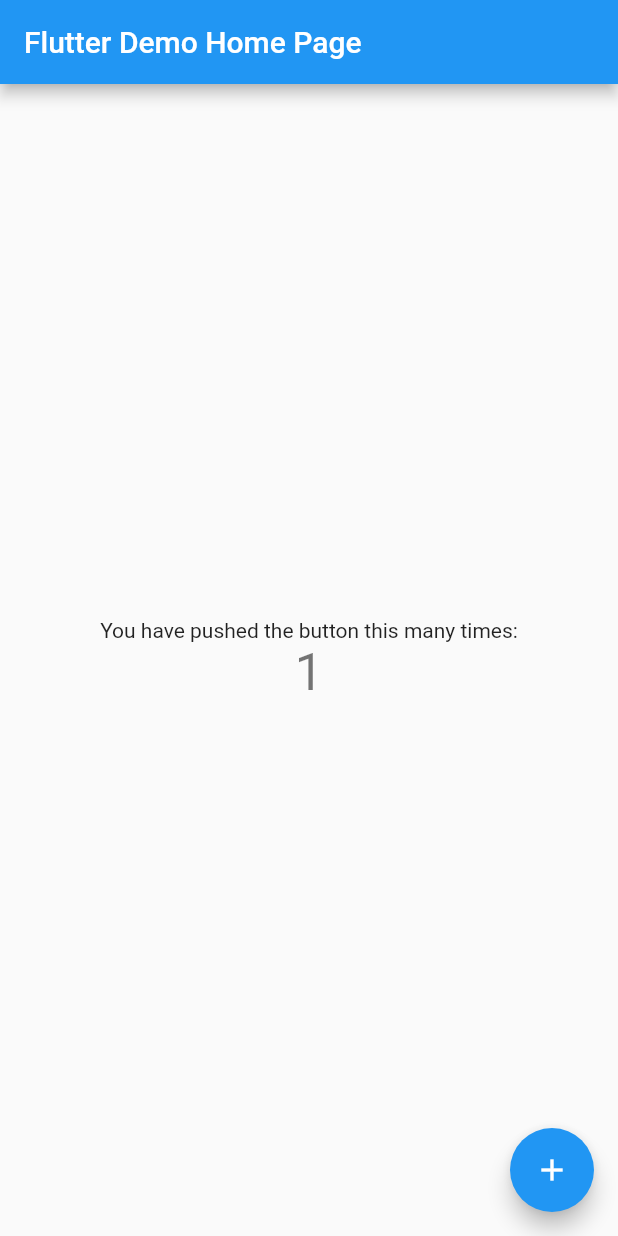
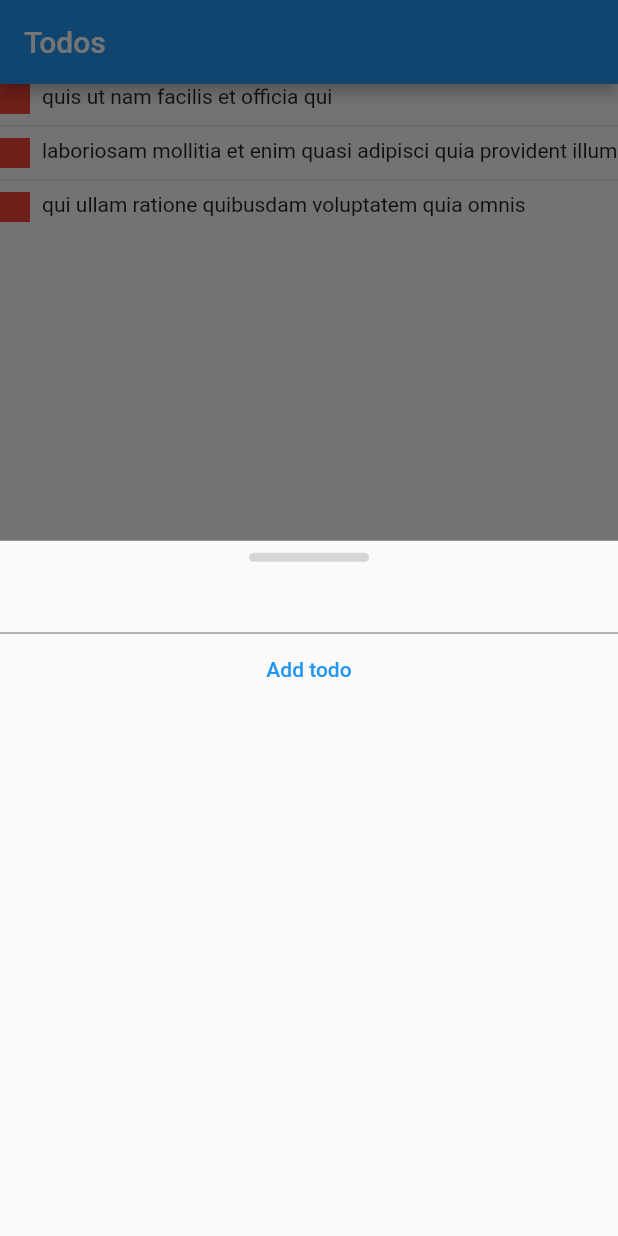
Before and after one commit to actranito/simple_todo_list, a Flutter app: the screen it shows after launch, after a tap on the "add" icon, on a phone screen of 412 x 824 dp. Run offline on Flutter 3.47's test engine with Material 2 defaults, Android fonts, the phone set to English and light mode, and no system bars; our stand-ins replace flutter_riverpod, freezed_annotation.

Commit message:
Created initial architecture

```diff
--- a/lib/main.dart
+++ b/lib/main.dart
@@ -1,4 +1,6 @@
 import 'package:flutter/material.dart';
+import 'package:flutter_riverpod/flutter_riverpod.dart';
+import 'package:todo_list/todos/presentation/views/todos_view.dart';
 
 void main() {
   runApp(const MyApp());
@@ -7,109 +9,16 @@ void main() {
 class MyApp extends StatelessWidget {
   const MyApp({super.key});
 
-  // This widget is the root of your application.
   @override
   Widget build(BuildContext context) {
-    return MaterialApp(
-      title: 'Flutter Demo',
-      theme: ThemeData(
-        // This is the theme of your application.
-        //
-        // Try running your application with "flutter run". You'll see the
-        // application has a blue toolbar. Then, without quitting the app, try
-        // changing the primarySwatch below to Colors.green and then invoke
-        // "hot reload" (press "r" in the console where you ran "flutter run",
-        // or simply save your changes to "hot reload" in a Flutter IDE).
-        // Notice that the counter didn't reset back to zero; the application
-        // is not restarted.
-        primarySwatch: Colors.blue,
+    return ProviderScope(
+      child: MaterialApp(
+        theme: ThemeData(
+          primarySwatch: Colors.blue,
+        ),
+        debugShowCheckedModeBanner: false,
+        home: const TodosView(),
       ),
-      home: const MyHomePage(title: 'Flutter Demo Home Page'),
     );
   }
 }
-
-class MyHomePage extends StatefulWidget {
-  const MyHomePage({super.key, required this.title});
-
-  // This widget is the home page of your application. It is stateful, meaning
-  // that it has a State object (defined below) that contains fields that affect
-  // how it looks.
-
-  // This class is the configuration for the state. It holds the values (in this
-  // case the title) provided by the parent (in this case the App widget) and
-  // used by the build method of the State. Fields in a Widget subclass are
-  // always marked "final".
-
-  final String title;
-
-  @override
-  State<MyHomePage> createState() => _MyHomePageState();
-}
-
-class _MyHomePageState extends State<MyHomePage> {
-  int _counter = 0;
-
-  void _incrementCounter() {
-    setState(() {
-      // This call to setState tells the Flutter framework that something has
-      // changed in this State, which causes it to rerun the build method below
-      // so that the display can reflect the updated values. If we changed
-      // _counter without calling setState(), then the build method would not be
-      // called again, and so nothing would appear to happen.
-      _counter++;
-    });
-  }
-
-  @override
-  Widget build(BuildContext context) {
-    // This method is rerun every time setState is called, for instance as done
-    // by the _incrementCounter method above.
-    //
-    // The Flutter framework has been optimized to make rerunning build methods
-    // fast, so that you can just rebuild anything that needs updating rather
-    // than having to individually change instances of widgets.
-    return Scaffold(
-      appBar: AppBar(
-        // Here we take the value from the MyHomePage object that was created by
-        // the App.build method, and use it to set our appbar title.
-        title: Text(widget.title),
-      ),
-      body: Center(
-        // Center is a layout widget. It takes a single child and positions it
-        // in the middle of the parent.
-        child: Column(
-          // Column is also a layout widget. It takes a list of children and
-          // arranges them vertically. By default, it sizes itself to fit its
-          // children horizontally, and tries to be as tall as its parent.
-          //
-          // Invoke "debug painting" (press "p" in the console, choose the
-          // "Toggle Debug Paint" action from the Flutter Inspector in Android
-          // Studio, or the "Toggle Debug Paint" command in Visual Studio Code)
-          // to see the wireframe for each widget.
-          //
-          // Column has various properties to control how it sizes itself and
-          // how it positions its children. Here we use mainAxisAlignment to
-          // center the children vertically; the main axis here is the vertical
-          // axis because Columns are vertical (the cross axis would be
-          // horizontal).
-          mainAxisAlignment: MainAxisAlignment.center,
-          children: <Widget>[
-            const Text(
-              'You have pushed the button this many times:',
-            ),
-            Text(
-              '$_counter',
-              style: Theme.of(context).textTheme.headline4,
-            ),
-          ],
-        ),
-      ),
-      floatingActionButton: FloatingActionButton(
-        onPressed: _incrementCounter,
-        tooltip: 'Increment',
-        child: const Icon(Icons.add),
-      ), // This trailing comma makes auto-formatting nicer for build methods.
-    );
-  }
-}
--- /dev/null
+++ b/lib/todos/domain/todo.dart
@@ -0,0 +1,15 @@
+import 'package:freezed_annotation/freezed_annotation.dart';
+
+part 'todo.freezed.dart';
+part 'todo.g.dart';
+
+@freezed
+class Todo with _$Todo {
+  const factory Todo({
+    String? id,
+    required String title,
+    @Default(false) bool completed,
+  }) = _TODO;
+
+  factory Todo.fromJson(Map<String, dynamic> json) => _$TodoFromJson(json);
+}
--- /dev/null
+++ b/lib/todos/presentation/controllers/todos_controller.dart
@@ -0,0 +1,100 @@
+import 'dart:math';
+
+import 'package:flutter_riverpod/flutter_riverpod.dart';
+import 'package:todo_list/todos/domain/todo.dart';
+import 'package:todo_list/todos/presentation/controllers/todos_controller_state.dart';
+
+final todosControllerProvider =
+    StateNotifierProvider.autoDispose<TodosController, TodosControllerState>((ref) => TodosController());
+
+class TodosController extends StateNotifier<TodosControllerState> {
+  TodosController() : super(const TodosControllerState.loading()) {
+    _intialize();
+  }
+
+  void toggleCompleted(Todo todo) {
+    final currentState = state;
+    if (currentState is! TodosControllerContentState) {
+      // If we are not in the correct state, return.
+      // TODO - add error toast
+      return;
+    }
+
+    // We will create a new instance of Todo with the 'completed' field inverted and insert it
+    // in the correct place on the list
+
+    // Get the index of the Todo to toggle
+    final todoIndex = currentState.todosList.indexWhere((iterableTodo) => iterableTodo.id == todo.id);
+    if (todoIndex == -1) {
+      // If the index is '-1' no matchinf item was found, so we return without doing anything
+      // TODO - add error toast
+      return;
+    }
+
+    // Create a new Todo Item with the 'completed' field inverted
+    final newTodoState = todo.copyWith(completed: !todo.completed);
+
+    // Create a copy of the todosList and replace the new item
+    final newTodosList = List<Todo>.from(currentState.todosList);
+    newTodosList.removeAt(todoIndex);
+    newTodosList.insert(todoIndex, newTodoState);
+
+    // Emit the state with the new list
+    state = currentState.copyWith(todosList: newTodosList);
+  }
+
+  void addNewTodo(Todo todo) {
+    final currentState = state;
+    if (currentState is! TodosControllerContentState) {
+      // If we are not in the correct state, return.
+      // TODO - add error toast
+      return;
+    }
+
+    // Generate and add an id to the new todo
+    // TODO - replace with uuid library
+    final id = Random().nextInt(10000).toString();
+    final newTodo = todo.copyWith(id: id);
+
+    // Make a copy of the current todos list
+    final newTodosList = List<Todo>.from(currentState.todosList);
+    // Add the new todo item to the list
+    newTodosList.add(newTodo);
+
+    // Emit the state with the new todo item
+    state = currentState.copyWith(todosList: newTodosList);
+  }
+
+  // INTERNAL METHODS
+  Future<void> _intialize() async {
+    final initialTodos = [
+      {
+        "id": "1",
+        "title": "quis ut nam facilis et officia qui",
+        "completed": false,
+      },
+      {
+        "id": "2",
+        "title": "laboriosam mollitia et enim quasi adipisci quia provident illum",
+        "completed": false,
+      },
+      {
+        "id": "3",
+        "title": "qui ullam ratione quibusdam voluptatem quia omnis",
+        "completed": false,
+      }
+    ];
+
+    try {
+      final todosList = <Todo>[];
+      for (final todo in initialTodos) {
+        todosList.add(Todo.fromJson(todo));
+      }
+
+      await Future.delayed(const Duration(seconds: 2));
+      state = TodosControllerState.content(todosList: todosList);
+    } catch (e) {
+      state = const TodosControllerState.error();
+    }
+  }
+}
--- /dev/null
+++ b/lib/todos/presentation/controllers/todos_controller_state.dart
@@ -0,0 +1,13 @@
+import 'package:freezed_annotation/freezed_annotation.dart';
+import 'package:todo_list/todos/domain/todo.dart';
+
+part 'todos_controller_state.freezed.dart';
+
+@freezed
+class TodosControllerState with _$TodosControllerState {
+  const factory TodosControllerState.loading() = _TodosControllerLoadingState;
+  const factory TodosControllerState.error() = _TodosControllerErrorState;
+  const factory TodosControllerState.content({
+    required List<Todo> todosList,
+  }) = TodosControllerContentState;
+}
--- /dev/null
+++ b/lib/todos/presentation/views/todos_view.dart
@@ -0,0 +1,36 @@
+import 'package:flutter/material.dart';
+import 'package:flutter_riverpod/flutter_riverpod.dart';
+import 'package:todo_list/todos/presentation/controllers/todos_controller.dart';
+import 'package:todo_list/todos/presentation/widgets/add_new_todo.dart';
+import 'package:todo_list/todos/presentation/widgets/todo_item.dart';
+
+class TodosView extends ConsumerWidget {
+  const TodosView({super.key});
+
+  @override
+  Widget build(BuildContext context, WidgetRef ref) {
+    final todosController = ref.watch(todosControllerProvider);
+
+    return Scaffold(
+      appBar: AppBar(
+        title: const Text('Todos'),
+      ),
+      floatingActionButton: FloatingActionButton(
+        onPressed: () => AddNewTodo.show(context),
+        child: const Icon(Icons.add),
+      ),
+      body: todosController.map(
+        loading: (_) => const Center(child: CircularProgressIndicator()),
+        error: (_) => const Center(child: Text('Sorry something went wrong')),
+        content: (contentState) {
+          final todos = contentState.todosList;
+          return ListView.separated(
+            itemCount: todos.length,
+            separatorBuilder: (_, __) => const Divider(),
+            itemBuilder: (_, i) => TodoItem(todo: todos[i]),
+          );
+        },
+      ),
+    );
+  }
+}
--- /dev/null
+++ b/lib/todos/presentation/widgets/add_new_todo.dart
@@ -0,0 +1,51 @@
+import 'package:flutter/material.dart';
+import 'package:flutter_riverpod/flutter_riverpod.dart';
+import 'package:todo_list/todos/domain/todo.dart';
+import 'package:todo_list/todos/presentation/controllers/todos_controller.dart';
+import 'package:todo_list/todos/providers/add_new_todo_text_controller_provider.dart';
+
+class AddNewTodo extends ConsumerWidget {
+  const AddNewTodo({super.key});
+
+  static void show(BuildContext context) {
+    showModalBottomSheet(
+      context: context,
+      useRootNavigator: true,
+      builder: (_) => const AddNewTodo(),
+    );
+  }
+
+  @override
+  Widget build(BuildContext context, WidgetRef ref) {
+    return Column(
+      children: [
+        const SizedBox(height: 8),
+        Container(
+          height: 6,
+          width: 80,
+          decoration: BoxDecoration(
+            color: Colors.grey[350],
+            borderRadius: BorderRadius.circular(50),
+          ),
+        ),
+        TextField(
+          controller: ref.read(addNewTodoTextControllerProvider),
+          keyboardType: TextInputType.text,
+          textCapitalization: TextCapitalization.sentences,
+          minLines: 1,
+          maxLines: 20,
+        ),
+        TextButton(
+          onPressed: () {
+            final newTodo = Todo(
+              title: ref.read(addNewTodoTextControllerProvider).text,
+            );
+            final todosControllerNotifier = ref.read(todosControllerProvider.notifier);
+            todosControllerNotifier.addNewTodo(newTodo);
+          },
+          child: const Text('Add todo'),
+        ),
+      ],
+    );
+  }
+}
--- /dev/null
+++ b/lib/todos/presentation/widgets/todo_item.dart
@@ -0,0 +1,38 @@
+import 'package:flutter/material.dart';
+import 'package:flutter_riverpod/flutter_riverpod.dart';
+import 'package:todo_list/todos/domain/todo.dart';
+import 'package:todo_list/todos/presentation/controllers/todos_controller.dart';
+
+class TodoItem extends ConsumerWidget {
+  final Todo todo;
+  const TodoItem({
+    super.key,
+    required this.todo,
+  });
+
+  @override
+  Widget build(BuildContext context, WidgetRef ref) {
+    return GestureDetector(
+      onTap: () => ref.read(todosControllerProvider.notifier).toggleCompleted(todo),
+      child: Row(
+        mainAxisAlignment: MainAxisAlignment.start,
+        crossAxisAlignment: CrossAxisAlignment.start,
+        children: [
+          Container(
+            width: 20,
+            height: 20,
+            color: todo.completed ? Colors.green : Colors.red,
+          ),
+          const SizedBox(width: 8),
+          Expanded(
+            child: Text(
+              todo.title,
+              maxLines: 2,
+              overflow: TextOverflow.ellipsis,
+            ),
+          ),
+        ],
+      ),
+    );
+  }
+}
--- /dev/null
+++ b/lib/todos/providers/add_new_todo_text_controller_provider.dart
@@ -0,0 +1,6 @@
+import 'package:flutter/material.dart';
+import 'package:flutter_riverpod/flutter_riverpod.dart';
+
+final addNewTodoTextControllerProvider = Provider<TextEditingController>(
+  (ref) => TextEditingController(),
+);
```
Also changed, not shown: pubspec.yaml (+8 -37 lines), lib/todos/domain/todo.freezed.dart (added), lib/todos/domain/todo.g.dart (added), lib/todos/presentation/controllers/todos_controller_state.freezed.dart (added), pubspec.lock.
